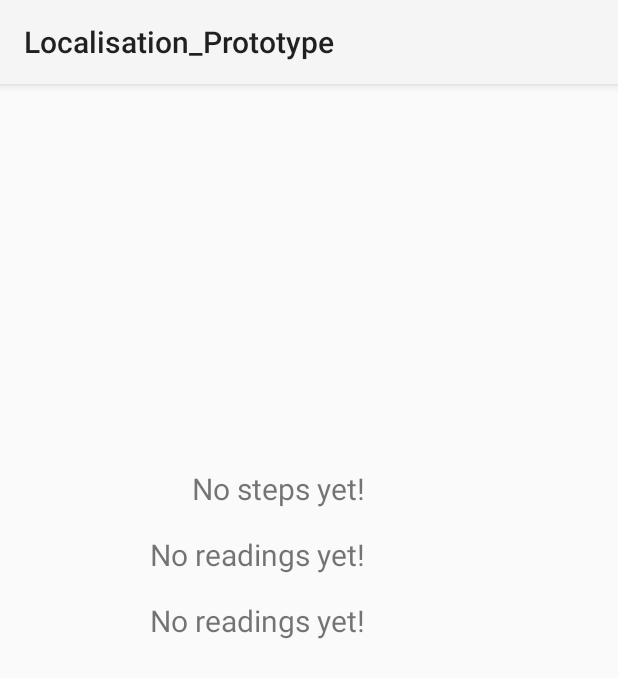
After one commit to ammachin/individual-project-ammachin, an Android app: the StepCounter screen opened directly, with no data from a screen before it, on a phone screen of 412 x 824 dp. The commit adds this screen. Shown: the top 678 px of the screen. Run offline under Robolectric (Android 15) with nearby library versions, the phone set to English and light mode, and no system bars.

Commit message:
Looking at how step counter, magnetonometer, gyroscope sensors change in real time.

```diff
--- a/android_app/app/src/main/java/com/unileeds/Android_App/MainActivity.java
+++ b/android_app/app/src/main/java/com/unileeds/Android_App/MainActivity.java
@@ -59,7 +59,10 @@ public class MainActivity extends AppCompatActivity {
         readings_button.setOnClickListener(new View.OnClickListener() {
             @Override
             public void onClick(View v) {
-                Intent intent = new Intent(MainActivity.this, TrackPosition.class);
+//                Intent intent = new Intent(MainActivity.this, TrackPosition.class);
+//                MainActivity.this.startActivity(intent);
+
+                Intent intent = new Intent(MainActivity.this, StepCounter.class);
                 MainActivity.this.startActivity(intent);
             }
         });
--- /dev/null
+++ b/android_app/app/src/main/java/com/unileeds/Android_App/StepCounter.java
@@ -0,0 +1,121 @@
+package com.unileeds.Android_App;
+
+import android.Manifest;
+import android.content.Context;
+import android.content.Intent;
+import android.content.pm.PackageManager;
+import android.hardware.Sensor;
+import android.hardware.SensorEvent;
+import android.hardware.SensorEventListener;
+import android.hardware.SensorManager;
+import android.os.Build;
+import android.os.Bundle;
+import android.util.Log;
+import android.widget.TextView;
+
+import androidx.activity.EdgeToEdge;
+import androidx.activity.result.ActivityResultLauncher;
+import androidx.activity.result.contract.ActivityResultContracts;
+import androidx.annotation.RequiresApi;
+import androidx.appcompat.app.AppCompatActivity;
+import androidx.core.content.ContextCompat;
+import androidx.core.graphics.Insets;
+import androidx.core.view.ViewCompat;
+import androidx.core.view.WindowInsetsCompat;
+
+public class StepCounter extends AppCompatActivity implements SensorEventListener {
+    private SensorManager sensorManager;
+    private ActivityResultLauncher<String> requestPermissionLauncher =
+            registerForActivityResult(new ActivityResultContracts.RequestPermission(), isGranted -> {
+                if(isGranted) {
+                    Log.d("Permission", "Granted");
+                }
+                else {
+                    Log.d("Permission", "denied");
+                }
+            });
+
+    @RequiresApi(api = Build.VERSION_CODES.Q)
+    @Override
+    protected void onCreate(Bundle savedInstanceState) {
+        super.onCreate(savedInstanceState);
+        EdgeToEdge.enable(this);
+        setContentView(R.layout.activity_step_counter);
+        ViewCompat.setOnApplyWindowInsetsListener(findViewById(R.id.main), (v, insets) -> {
+             Insets systemBars = insets.getInsets(WindowInsetsCompat.Type.systemBars());
+            v.setPadding(systemBars.left, systemBars.top, systemBars.right, systemBars.bottom);
+            return insets;
+        });
+        Intent intent = getIntent();
+
+        // Request permission to recognise activity
+        if(ContextCompat.checkSelfPermission(this, Manifest.permission.ACTIVITY_RECOGNITION) ==
+                PackageManager.PERMISSION_GRANTED) {
+            stepCounterInit();
+        }
+        else {
+            requestPermissionLauncher.launch(
+                    Manifest.permission.ACTIVITY_RECOGNITION
+            );
+        }
+    }
+
+    private void stepCounterInit() {
+        sensorManager = (SensorManager) getSystemService(Context.SENSOR_SERVICE);
+        Sensor step_counter = sensorManager.getDefaultSensor(Sensor.TYPE_STEP_COUNTER);
+        Sensor magnetometer = sensorManager.getDefaultSensor((Sensor.TYPE_MAGNETIC_FIELD));
+        Sensor gyroscope = sensorManager.getDefaultSensor(Sensor.TYPE_GYROSCOPE);
+
+        sensorManager.registerListener(new SensorEventListener() {
+            @Override
+            public void onSensorChanged(SensorEvent event) {
+                if(event.sensor.getType() == Sensor.TYPE_STEP_COUNTER) {
+                    TextView step_text = (TextView) findViewById(R.id.step_text);
+                    step_text.setText("Steps: " + event.values[0]);
+                }
+            }
+
+            @Override
+            public void onAccuracyChanged(Sensor sensor, int accuracy) {
+                //TODO: Come back to this
+            }
+        }, step_counter, SensorManager.SENSOR_DELAY_UI);
+
+        sensorManager.registerListener(new SensorEventListener() {
+            @Override
+            public void onSensorChanged(SensorEvent event) {
+                TextView magnet_text = (TextView) findViewById(R.id.magnet_text);
+                magnet_text.setText("Magnetometer reading: " + event.values[0]);
+            }
+
+            @Override
+            public void onAccuracyChanged(Sensor sensor, int accuracy) {
+                //TODO: Come back to this
+            }
+        }, magnetometer, SensorManager.SENSOR_DELAY_UI);
+
+        sensorManager.registerListener(new SensorEventListener() {
+            @Override
+            public void onSensorChanged(SensorEvent event) {
+                TextView gyro_text = (TextView) findViewById(R.id.gyro_text);
+                gyro_text.setText("Gyroscope reading: " + event.values[0]);
+            }
+
+            @Override
+            public void onAccuracyChanged(Sensor sensor, int accuracy) {
+                // TODO: Come back to this
+            }
+        }, gyroscope, SensorManager.SENSOR_DELAY_UI);
+    }
+
+
+    @Override
+    public void onSensorChanged(SensorEvent event) {
+        // TODO: Come back to this
+    }
+
+    @Override
+    public void onAccuracyChanged(Sensor sensor, int accuracy) {
+        //TODO: come back to this
+    }
+}
--- /dev/null
+++ b/android_app/app/src/main/res/layout/activity_step_counter.xml
@@ -0,0 +1,43 @@
+<?xml version="1.0" encoding="utf-8"?>
+<androidx.constraintlayout.widget.ConstraintLayout xmlns:android="http://schemas.android.com/apk/res/android"
+    xmlns:app="http://schemas.android.com/apk/res-auto"
+    xmlns:tools="http://schemas.android.com/tools"
+    android:id="@+id/main"
+    android:layout_width="match_parent"
+    android:layout_height="match_parent"
+    tools:context=".StepCounter">
+
+    <TextView
+        android:id="@+id/step_text"
+        android:layout_width="wrap_content"
+        android:layout_height="wrap_content"
+        android:layout_marginStart="128dp"
+        android:layout_marginTop="256dp"
+        android:text="No steps yet!"
+        app:layout_constraintStart_toStartOf="parent"
+        app:layout_constraintTop_toTopOf="parent"
+        android:textSize="20sp"/>
+
+    <TextView
+        android:id="@+id/magnet_text"
+        android:layout_width="wrap_content"
+        android:layout_height="wrap_content"
+        android:layout_marginStart="100dp"
+        android:layout_marginTop="300dp"
+        android:text="No readings yet!"
+        app:layout_constraintStart_toStartOf="parent"
+        app:layout_constraintTop_toTopOf="parent"
+        android:textSize="20sp"/>
+
+    <TextView
+        android:id="@+id/gyro_text"
+        android:layout_width="wrap_content"
+        android:layout_height="wrap_content"
+        android:layout_marginStart="100dp"
+        android:layout_marginTop="344dp"
+        android:text="No readings yet!"
+        app:layout_constraintStart_toStartOf="parent"
+        app:layout_constraintTop_toTopOf="parent"
+        android:textSize="20sp"/>
+
+</androidx.constraintlayout.widget.ConstraintLayout>
--- a/android_app/app/src/main/res/layout/activity_track.xml
+++ /dev/null
@@ -1,6 +0,0 @@
-<?xml version="1.0" encoding="utf-8"?>
-<androidx.constraintlayout.widget.ConstraintLayout xmlns:android="http://schemas.android.com/apk/res/android"
-    android:layout_width="match_parent"
-    android:layout_height="match_parent">
-
-</androidx.constraintlayout.widget.ConstraintLayout>
```
Also changed, not shown: android_app/app/src/main/AndroidManifest.xml (+9 -7 lines), android_app/app/src/main/java/com/unileeds/Android_App/TrackPosition.java (deleted, +0 -90 lines).
